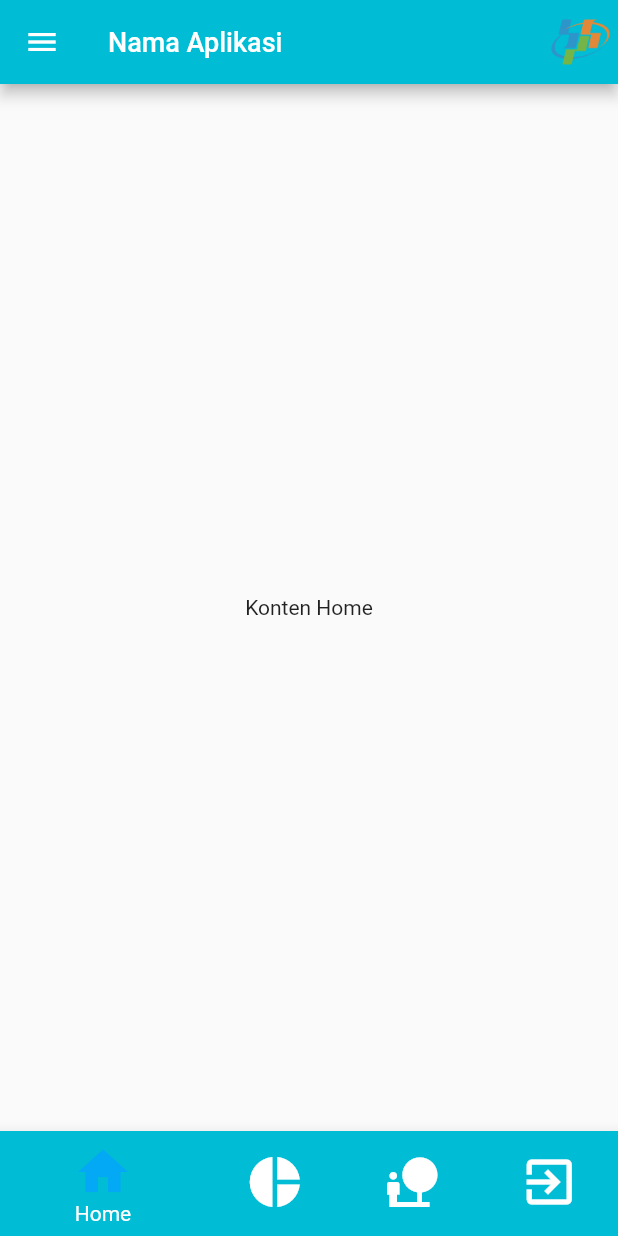
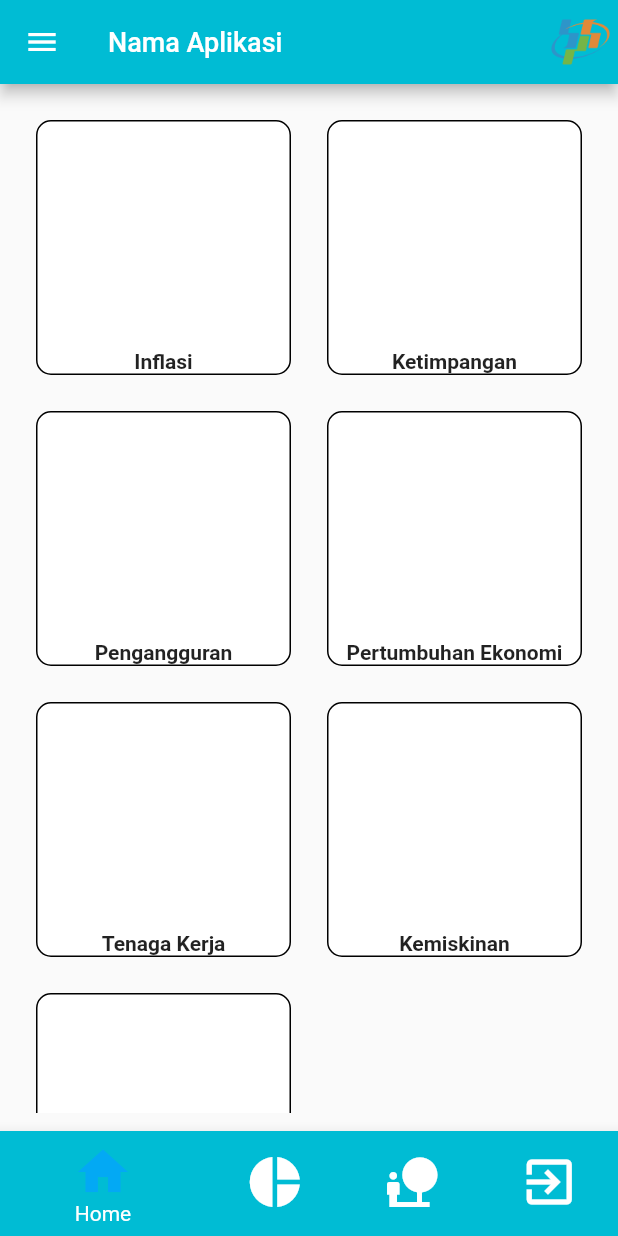
Before and after one commit to pujiapri13/BPS_CLC, a Flutter app: the screen it shows after launch, on a phone screen of 412 x 824 dp. Run offline on Flutter 3.47's test engine with Material 2 defaults, Android fonts, the phone set to English and light mode, and no system bars.

Commit message:
Update home_content.dart

```diff
--- a/lib/bottomnavbar_content/home_content.dart
+++ b/lib/bottomnavbar_content/home_content.dart
@@ -1,7 +1,9 @@
-// ignore_for_file: library_private_types_in_public_api
+import 'package:flutter/material.dart';
 
-import 'package:flutter/cupertino.dart';
-import 'package:flutter/material.dart';
+void main() => runApp(const MaterialApp(
+      debugShowCheckedModeBanner: false,
+      home: HomeContent(),
+    ));
 
 class HomeContent extends StatefulWidget {
   const HomeContent({Key? key}) : super(key: key);
@@ -13,8 +15,144 @@ class HomeContent extends StatefulWidget {
 class _HomeContentState extends State<HomeContent> {
   @override
   Widget build(BuildContext context) {
-    return const Center(
-      child: Text('Konten Home'),
-    );
+    return Scaffold(
+        body: Padding(
+      padding: const EdgeInsets.all(12),
+      child: GridView.count(
+        crossAxisCount: 2,
+        children: <Widget>[
+          //Button 1
+          Padding(
+            padding: const EdgeInsets.all(12.0),
+            child: Container(
+              alignment: Alignment.bottomCenter,
+              decoration: BoxDecoration(
+                  border: Border.all(),
+                  borderRadius: const BorderRadius.all(
+                    Radius.circular(10.0),
+                  ),
+                  color: Colors.white),
+              child: const Text(
+                "Inflasi",
+                textAlign: TextAlign.center,
+                style: TextStyle(fontSize: 14.0, fontWeight: FontWeight.bold),
+              ),
+            ),
+          ),
+
+          // Button 2
+          Padding(
+            padding: const EdgeInsets.all(12.0),
+            child: Container(
+              alignment: Alignment.bottomCenter,
+              decoration: BoxDecoration(
+                  border: Border.all(),
+                  borderRadius: const BorderRadius.all(
+                    Radius.circular(10.0),
+                  ),
+                  color: Colors.white),
+              child: const Text(
+                "Ketimpangan",
+                textAlign: TextAlign.center,
+                style: TextStyle(fontSize: 14.0, fontWeight: FontWeight.bold),
+              ),
+            ),
+          ),
+
+          //Button 3
+          Padding(
+            padding: const EdgeInsets.all(12.0),
+            child: Container(
+              alignment: Alignment.bottomCenter,
+              decoration: BoxDecoration(
+                  border: Border.all(),
+                  borderRadius: const BorderRadius.all(
+                    Radius.circular(10.0),
+                  ),
+                  color: Colors.white),
+              child: const Text(
+                "Pengangguran",
+                textAlign: TextAlign.center,
+                style: TextStyle(fontSize: 14.0, fontWeight: FontWeight.bold),
+              ),
+            ),
+          ),
+
+          //Button 4
+          Padding(
+            padding: const EdgeInsets.all(12.0),
+            child: Container(
+              alignment: Alignment.bottomCenter,
+              decoration: BoxDecoration(
+                  border: Border.all(),
+                  borderRadius: const BorderRadius.all(
+                    Radius.circular(10.0),
+                  ),
+                  color: Colors.white),
+              child: const Text(
+                "Pertumbuhan Ekonomi",
+                textAlign: TextAlign.center,
+                style: TextStyle(fontSize: 14.0, fontWeight: FontWeight.bold),
+              ),
+            ),
+          ),
+          //Button 5
+          Padding(
+            padding: const EdgeInsets.all(12.0),
+            child: Container(
+              alignment: Alignment.bottomCenter,
+              decoration: BoxDecoration(
+                  border: Border.all(),
+                  borderRadius: const BorderRadius.all(
+                    Radius.circular(10.0),
+                  ),
+                  color: Colors.white),
+              child: const Text(
+                "Tenaga Kerja",
+                textAlign: TextAlign.center,
+                style: TextStyle(fontSize: 14.0, fontWeight: FontWeight.bold),
+              ),
+            ),
+          ),
+          //Button 6
+          Padding(
+            padding: const EdgeInsets.all(12.0),
+            child: Container(
+              alignment: Alignment.bottomCenter,
+              decoration: BoxDecoration(
+                  border: Border.all(),
+                  borderRadius: const BorderRadius.all(
+                    Radius.circular(10.0),
+                  ),
+                  color: Colors.white),
+              child: const Text(
+                "Kemiskinan",
+                textAlign: TextAlign.center,
+                style: TextStyle(fontSize: 14.0, fontWeight: FontWeight.bold),
+              ),
+            ),
+          ),
+          //Button 7
+          Padding(
+            padding: const EdgeInsets.all(12.0),
+            child: Container(
+              alignment: Alignment.bottomCenter,
+              decoration: BoxDecoration(
+                  border: Border.all(),
+                  borderRadius: BorderRadius.all(
+                    Radius.circular(10.0),
+                  ),
+                  color: Colors.white),
+              child: const Text(
+                "Jumlah Penduduk",
+                textAlign: TextAlign.center,
+                style: TextStyle(fontSize: 14.0, fontWeight: FontWeight.bold),
+              ),
+            ),
+          ),
+          //akhir button
+        ],
+      ),
+    ));
   }
 }
```
